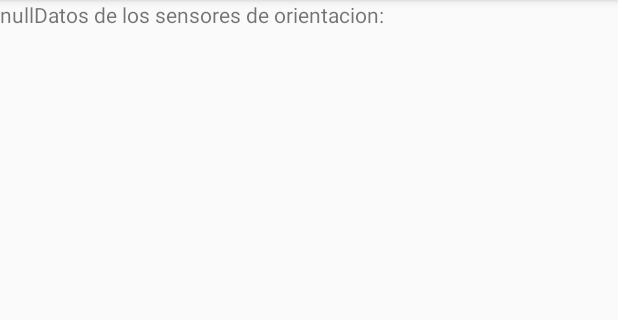
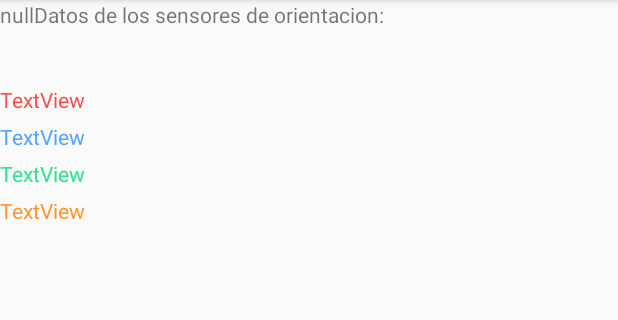
Before and after one commit to JoelCautiRojas/SplashApp, an Android app: the screen it shows after launch (Main2Activity), on a phone screen of 412 x 824 dp, the part 84-404 px from its top. Run offline under Robolectric (Android 15) with nearby library versions, the phone set to English and light mode, and no system bars.

Commit message:
nuevo commit
nuevo commit

```diff
--- a/app/src/main/java/com/programadoresperuanos/www/splashapp/Main2Activity.java
+++ b/app/src/main/java/com/programadoresperuanos/www/splashapp/Main2Activity.java
@@ -18,7 +18,7 @@ import static android.Manifest.permission.BODY_SENSORS;
 
 public class Main2Activity extends AppCompatActivity implements SensorEventListener{
 
-    TextView resultado;
+    TextView resultado,sensor1,sensor2,sensor3,sensor4;
     String mensaje;
 
     @Override
@@ -26,6 +26,10 @@ public class Main2Activity extends AppCompatActivity implements SensorEventListe
         super.onCreate(savedInstanceState);
         setContentView(R.layout.activity_main2);
         resultado = findViewById(R.id.textView);
+        sensor1 = findViewById(R.id.textView2);
+        sensor2 = findViewById(R.id.textView3);
+        sensor3 = findViewById(R.id.textView4);
+        sensor4 = findViewById(R.id.textView5);
         if(ActivityCompat.checkSelfPermission(this,BODY_SENSORS)== PackageManager.PERMISSION_GRANTED){
             iniciarApp();
         }
@@ -49,22 +53,22 @@ public class Main2Activity extends AppCompatActivity implements SensorEventListe
         }
         mensaje+="Datos de los sensores de orientacion:\r\n\r\n";
         List<Sensor> lista2 = administradordesensores.getSensorList(Sensor.TYPE_ORIENTATION);
-        if(lista2.isEmpty()){
+        if(!lista2.isEmpty()){
             Sensor orientacionsensor = lista2.get(0);
             administradordesensores.registerListener((SensorEventListener) this,orientacionsensor,SensorManager.SENSOR_DELAY_UI);
         }
         List<Sensor> lista3 = administradordesensores.getSensorList(Sensor.TYPE_ACCELEROMETER);
-        if(lista3.isEmpty()){
+        if(!lista3.isEmpty()){
             Sensor acelerometerSensor = lista3.get(0);
             administradordesensores.registerListener((SensorEventListener) this,acelerometerSensor,SensorManager.SENSOR_DELAY_UI);
         }
         List<Sensor> lista4 = administradordesensores.getSensorList(Sensor.TYPE_MAGNETIC_FIELD);
-        if(lista4.isEmpty()){
+        if(!lista4.isEmpty()){
             Sensor magneticField = lista4.get(0);
             administradordesensores.registerListener((SensorEventListener) this,magneticField,SensorManager.SENSOR_DELAY_UI);
         }
         List<Sensor> lista5 = administradordesensores.getSensorList(Sensor.TYPE_PROXIMITY);
-        if(lista5.isEmpty()){
+        if(!lista5.isEmpty()){
             Sensor proximidad = lista5.get(0);
             administradordesensores.registerListener((SensorEventListener) this,proximidad,SensorManager.SENSOR_DELAY_UI);
         }
@@ -84,22 +88,22 @@ public class Main2Activity extends AppCompatActivity implements SensorEventListe
         switch(event.sensor.getType()){
             case Sensor.TYPE_ORIENTATION:
                 for (int i = 0; i < 3 ; i++){
-                    Log.d("TYPE ORIENTATION","Dato de Orientacion"+i+": "+event.values[i]);
+                    sensor1.setText("Dato de Orientacion"+i+": "+event.values[i]);
                 }
                 break;
             case Sensor.TYPE_ACCELEROMETER:
                 for (int i = 0; i < 3 ; i++){
-                    Log.d("TYPE TYPE_ACCELEROMETER","Dato de Acelerometro"+i+": "+event.values[i]);
+                    sensor2.setText("Dato de Acelerometro"+i+": "+event.values[i]);
                 }
                 break;
             case Sensor.TYPE_MAGNETIC_FIELD:
                 for (int i = 0; i < 3 ; i++){
-                    Log.d("TYPE_MAGNETIC_FIELD","Dato de Campo Magnetico"+i+": "+event.values[i]);
+                    sensor3.setText("Dato de Campo Magnetico"+i+": "+event.values[i]);
                 }
                 break;
             case Sensor.TYPE_PROXIMITY:
                 for (int i = 0; i < 3 ; i++){
-                    Log.d("TYPE_PROXIMITY","Dato de Proximidad"+i+": "+event.values[i]);
+                    sensor4.setText("Dato de Proximidad"+i+": "+event.values[i]);
                 }
                 break;
         }
--- a/app/src/main/res/layout/activity_main2.xml
+++ b/app/src/main/res/layout/activity_main2.xml
@@ -24,6 +24,40 @@
                 android:layout_width="match_parent"
                 android:layout_height="wrap_content"
                 android:text="TextView" />
+
+            <TextView
+                android:textColor="#f94e4e"
+                android:layout_marginTop="5dp"
+                android:id="@+id/textView2"
+                android:layout_width="match_parent"
+                android:layout_height="wrap_content"
+                android:text="TextView" />
+
+            <TextView
+                android:textColor="#50a7fd"
+                android:layout_marginTop="5dp"
+                android:id="@+id/textView3"
+                android:layout_width="match_parent"
+                android:layout_height="wrap_content"
+                android:text="TextView" />
+
+            <TextView
+                android:textColor="#31e293"
+                android:layout_marginTop="5dp"
+                android:id="@+id/textView4"
+                android:layout_width="match_parent"
+                android:layout_height="wrap_content"
+                android:text="TextView" />
+
+            <TextView
+                android:textColor="#ff9730"
+                android:layout_marginTop="5dp"
+                android:id="@+id/textView5"
+                android:layout_width="match_parent"
+                android:layout_height="wrap_content"
+                android:text="TextView" />
+
+
         </LinearLayout>
     </ScrollView>
 </android.support.constraint.ConstraintLayout>
```
